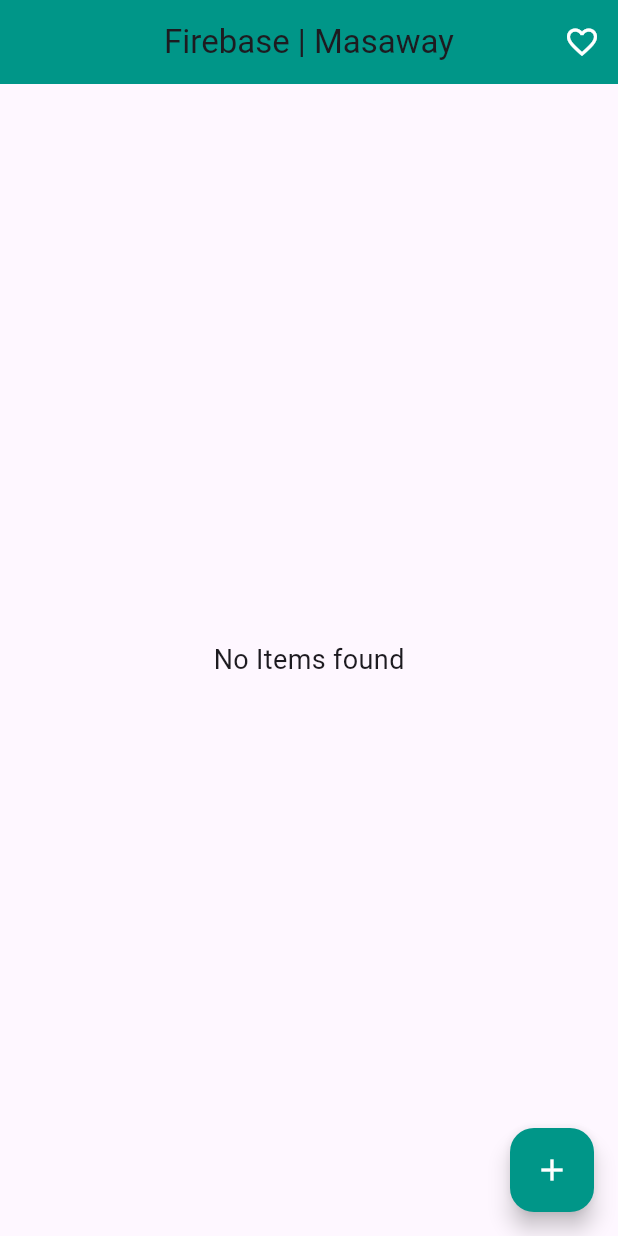
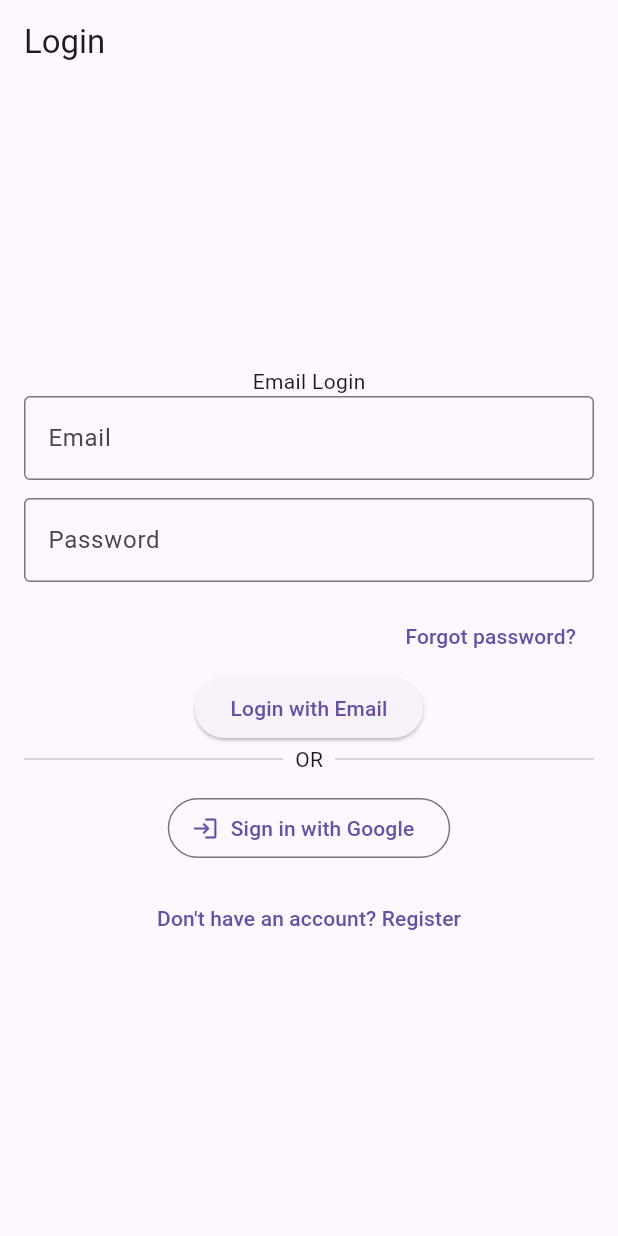
Before and after one commit to Kean041/FLUTTER-Task8-9, a Flutter app: the screen it shows after launch, on a phone screen of 412 x 824 dp. Run offline on Flutter 3.47's test engine with Material 3 defaults, Android fonts, the phone set to English and light mode, and no system bars; our stand-ins replace cloud_firestore, firebase_auth, firebase_core, google_sign_in; accounts and stored records are empty.

Commit message:
google auth

```diff
--- /dev/null
+++ b/lib/auth_service.dart
@@ -0,0 +1,67 @@
+import 'package:firebase_auth/firebase_auth.dart';
+import 'package:flutter/foundation.dart' show debugPrint, kIsWeb;
+import 'package:google_sign_in/google_sign_in.dart';
+
+class AuthService {
+  final FirebaseAuth _auth = FirebaseAuth.instance;
+  final GoogleSignIn? _googleSignIn = kIsWeb ? null : GoogleSignIn();
+
+  Future<User?> signInWithGoogle() async {
+    if (kIsWeb) {
+      final GoogleAuthProvider googleProvider = GoogleAuthProvider();
+      final UserCredential userCredential = await _auth.signInWithPopup(
+        googleProvider,
+      );
+      return userCredential.user;
+    } else {
+      final googleUser = await _googleSignIn!.signIn();
+      if (googleUser == null) return null;
+
+      final googleAuth = await googleUser.authentication;
+      final credential = GoogleAuthProvider.credential(
+        accessToken: googleAuth.accessToken,
+        idToken: googleAuth.idToken,
+      );
+      return (await _auth.signInWithCredential(credential)).user;
+    }
+  }
+
+  Future<User?> registerWithEmail(String email, String password) async {
+    try {
+      final userCredential = await _auth.createUserWithEmailAndPassword(
+        email: email,
+        password: password,
+      );
+      return userCredential.user;
+    } catch (e) {
+      debugPrint('Registration error: $e');
+      return null;
+    }
+  }
+
+  Future<User?> signInWithEmail(String email, String password) async {
+    try {
+      final userCredential = await _auth.signInWithEmailAndPassword(
+        email: email,
+        password: password,
+      );
+      return userCredential.user;
+    } catch (e) {
+      debugPrint('Login error: $e');
+      return null;
+    }
+  }
+
+  Future<void> sendPasswordResetEmail(String email) {
+    return _auth.sendPasswordResetEmail(email: email);
+  }
+
+  Future<void> signOut() async {
+    await _auth.signOut();
+    if (!kIsWeb) {
+      await _googleSignIn?.signOut();
+    }
+  }
+
+  Stream<User?> get userStream => _auth.authStateChanges();
+}
--- /dev/null
+++ b/lib/login_page.dart
@@ -0,0 +1,168 @@
+import 'package:firebase_auth/firebase_auth.dart';
+import 'package:flutter/material.dart';
+
+import 'auth_service.dart';
+import 'register_page.dart';
+
+class LoginPage extends StatefulWidget {
+  const LoginPage({super.key});
+
+  @override
+  State<LoginPage> createState() => _LoginPageState();
+}
+
+class _LoginPageState extends State<LoginPage> {
+  final AuthService auth = AuthService();
+  final TextEditingController emailCtrl = TextEditingController();
+  final TextEditingController passwordCtrl = TextEditingController();
+  bool loading = false;
+  bool sendingReset = false;
+
+  Future<void> _sendPasswordResetEmail() async {
+    final email = emailCtrl.text.trim();
+    if (email.isEmpty) {
+      ScaffoldMessenger.of(context).showSnackBar(
+        const SnackBar(content: Text('Enter your email address first.')),
+      );
+      return;
+    }
+
+    setState(() => sendingReset = true);
+    try {
+      await auth.sendPasswordResetEmail(email);
+      if (!mounted) return;
+      ScaffoldMessenger.of(context).showSnackBar(
+        const SnackBar(
+          content: Text(
+            'If an account exists for this email, password reset instructions have been sent.',
+          ),
+        ),
+      );
+    } on FirebaseAuthException catch (error) {
+      if (!mounted) return;
+      final message = error.code == 'invalid-email'
+          ? 'Enter a valid email address.'
+          : 'Unable to send a password reset email. Please try again.';
+      ScaffoldMessenger.of(context)
+          .showSnackBar(SnackBar(content: Text(message)));
+    } finally {
+      if (mounted) setState(() => sendingReset = false);
+    }
+  }
+
+  @override
+  Widget build(BuildContext context) {
+    return Scaffold(
+      appBar: AppBar(title: const Text('Login')),
+      body: Center(
+        child: SingleChildScrollView(
+          padding: const EdgeInsets.all(16),
+          child: Column(
+            mainAxisSize: MainAxisSize.min,
+            children: [
+              const Text('Email Login'),
+              TextField(
+                controller: emailCtrl,
+                decoration: const InputDecoration(
+                  labelText: 'Email',
+                  border: OutlineInputBorder(),
+                ),
+              ),
+              const SizedBox(height: 12),
+              TextField(
+                controller: passwordCtrl,
+                obscureText: true,
+                decoration: const InputDecoration(
+                  labelText: 'Password',
+                  border: OutlineInputBorder(),
+                ),
+              ),
+              const SizedBox(height: 12),
+              Align(
+                alignment: Alignment.centerRight,
+                child: TextButton(
+                  onPressed: sendingReset || loading
+                      ? null
+                      : _sendPasswordResetEmail,
+                  child: Text(
+                    sendingReset
+                        ? 'Sending reset email...'
+                        : 'Forgot password?',
+                  ),
+                ),
+              ),
+              ElevatedButton(
+                child: loading
+                    ? const CircularProgressIndicator(color: Colors.white)
+                    : const Text('Login with Email'),
+                onPressed: () async {
+                  if (emailCtrl.text.isEmpty || passwordCtrl.text.isEmpty) {
+                    return;
+                  }
+                  setState(() => loading = true);
+                  final user = await auth.signInWithEmail(
+                    emailCtrl.text,
+                    passwordCtrl.text,
+                  );
+                  if (!context.mounted) return;
+                  setState(() => loading = false);
+
+                  if (user != null) {
+                    if (!user.emailVerified) {
+                      await auth.signOut();
+                      if (!context.mounted) return;
+                      ScaffoldMessenger.of(context).showSnackBar(
+                        const SnackBar(
+                          content: Text(
+                            'Please verify your email before logging in.',
+                          ),
+                        ),
+                      );
+                    }
+                  } else {
+                    ScaffoldMessenger.of(context).showSnackBar(
+                      const SnackBar(
+                        content: Text('Invalid email or password.'),
+                      ),
+                    );
+                  }
+                },
+              ),
+              Row(
+                children: const [
+                  Expanded(child: Divider()),
+                  Padding(
+                    padding: EdgeInsets.symmetric(horizontal: 8),
+                    child: Text('OR'),
+                  ),
+                  Expanded(child: Divider()),
+                ],
+              ),
+              const SizedBox(height: 12),
+              OutlinedButton.icon(
+                icon: const Icon(Icons.login),
+                label: const Text('Sign in with Google'),
+                onPressed: () async {
+                  setState(() => loading = true);
+                  await auth.signInWithGoogle();
+                  if (!context.mounted) return;
+                  setState(() => loading = false);
+                },
+              ),
+              const SizedBox(height: 12),
+              TextButton(
+                child: const Text("Don't have an account? Register"),
+                onPressed: () {
+                  Navigator.push(
+                    context,
+                    MaterialPageRoute(builder: (_) => const RegisterPage()),
+                  );
+                },
+              ),
+            ],
+          ),
+        ),
+      ),
+    );
+  }
+}
--- a/lib/main.dart
+++ b/lib/main.dart
@@ -1,8 +1,11 @@
+import 'package:firebase_auth/firebase_auth.dart';
 import 'package:firebase_core/firebase_core.dart';
 import 'package:flutter/material.dart';
 
+import 'auth_service.dart';
 import 'firebase_options.dart';
 import 'home_page.dart';
+import 'login_page.dart';
 
 void main() async {
   WidgetsFlutterBinding.ensureInitialized();
@@ -21,7 +24,20 @@ class MyApp extends StatelessWidget {
       debugShowCheckedModeBanner: false,
       title: 'Firebase CRUD',
       theme: ThemeData(primarySwatch: Colors.teal),
-      home: const HomePage(),
+      home: StreamBuilder<User?>(
+        stream: AuthService().userStream,
+        builder: (context, snapshot) {
+          if (snapshot.connectionState == ConnectionState.waiting) {
+            return const Scaffold(
+              body: Center(child: CircularProgressIndicator()),
+            );
+          }
+          if (snapshot.hasData) {
+            return const HomePage();
+          }
+          return const LoginPage();
+        },
+      ),
     );
   }
 }
--- a/pubspec.yaml
+++ b/pubspec.yaml
@@ -36,6 +36,8 @@ dependencies:
   cupertino_icons: ^1.0.8
   firebase_core: ^5.2.0
   cloud_firestore: ^7.2.0
+  firebase_auth: ^7.1.0
+  google_sign_in: ^6.1.0
 
 dev_dependencies:
   flutter_test:
```
Also changed, not shown: lib/home_page.dart (+12 -0 lines), lib/register_page.dart (added, +100 -0 lines), pubspec.lock, 4 other files.
